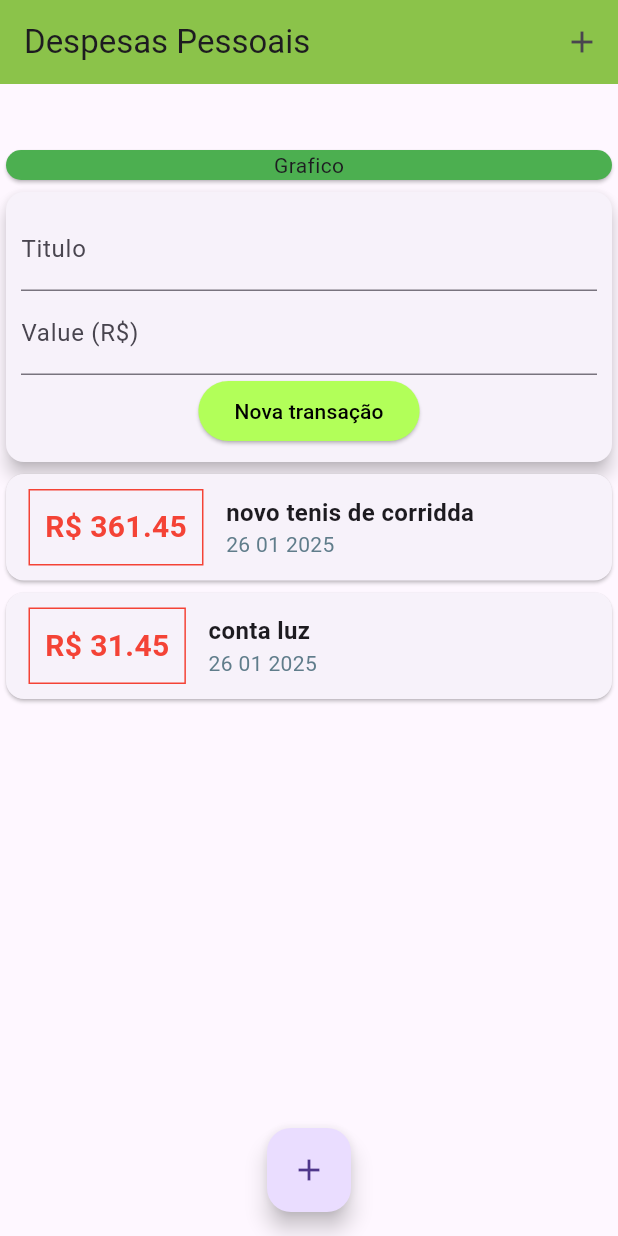
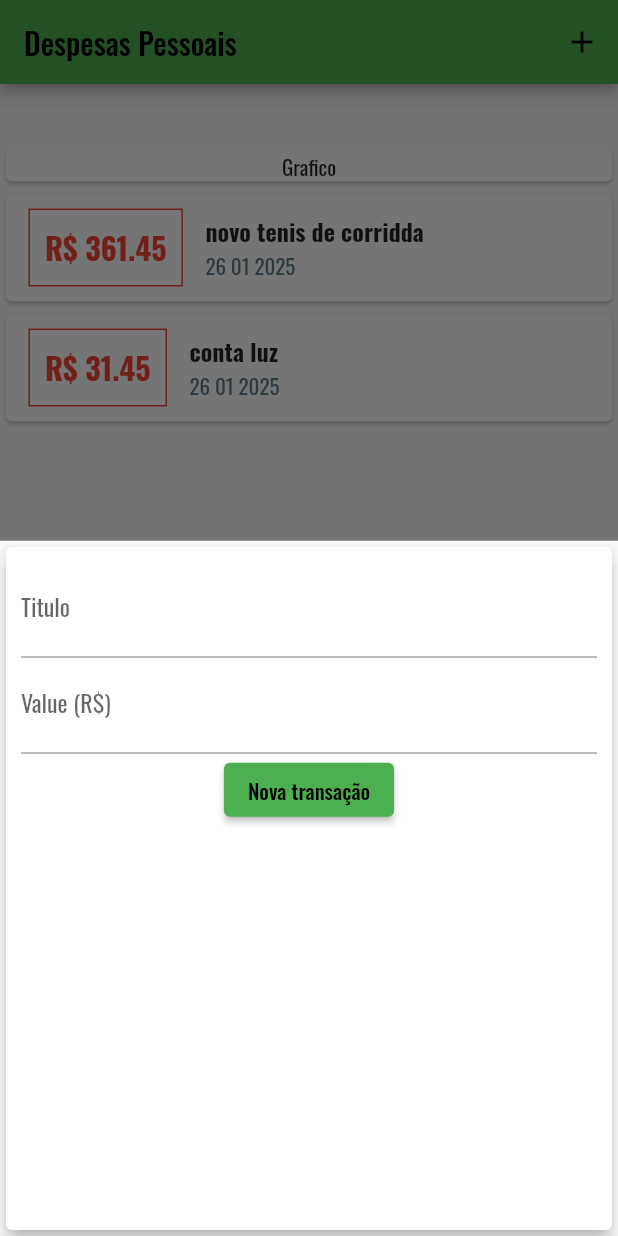
Before and after one commit to Agustin-L/App2_FlutterMobile, a Flutter app: the screen it shows after launch, after a tap on the "add" icon, on a phone screen of 412 x 824 dp. Run offline on Flutter 3.47's test engine with Material 3 defaults, Android fonts, the phone set to English and light mode, and no system bars.

Commit message:
Foi adicionada uma nova pasta incluir fontes

```diff
--- a/lib/componentes/titulos.dart
+++ b/lib/componentes/titulos.dart
@@ -2,14 +2,21 @@ import 'package:flutter/material.dart';
 
 
 
-class Titulos extends StatelessWidget {
-
-    final tituloControle = TextEditingController();
-    final valorControle = TextEditingController();
+class Titulos extends StatefulWidget {
 
   final void Function(String,double) transferindo;
 
   Titulos(this.transferindo);
+
+  @override
+  State<Titulos> createState() => _TitulosState();
+}
+
+class _TitulosState extends State<Titulos> {
+
+    final tituloControle = TextEditingController();
+
+    final valorControle = TextEditingController();
 
   @override
   Widget build(BuildContext context) {
@@ -39,13 +46,11 @@ class Titulos extends StatelessWidget {
                       onPressed:(){
                       final titulo = tituloControle.text;
                       final valor = double.tryParse(valorControle.text) ?? 0.0;
-                      transferindo(titulo,valor);
+                      widget.transferindo(titulo,valor);
 
                       },
                       child: Text('Nova transação', style: TextStyle(color: Colors.black),),
-                      style: ButtonStyle(
-                      backgroundColor:WidgetStatePropertyAll(Colors.lightGreenAccent),
-                 ),
+
                 ),
                ],
               ),
@@ -54,4 +59,4 @@ class Titulos extends StatelessWidget {
            ),
           );
          }
-        }
+}
--- a/lib/main.dart
+++ b/lib/main.dart
@@ -1,17 +1,35 @@
 
 import 'package:app2flutter/componentes/titulos.dart';
 import 'package:flutter/material.dart';
-
 import './componentes/lista_transacao.dart';
 import './modelos/transacao.dart';
 import 'dart:math';
 //a
 main() => runApp(AppGestao());
 
+
+
 class AppGestao extends StatelessWidget {
+
   @override
   Widget build(BuildContext context) {
-    return MaterialApp(home: MaterialApp(home: MyHome()));
+    return MaterialApp(
+      home: MyHome(),
+      theme: ThemeData(
+        fontFamily: 'Oswald',
+        useMaterial3: false,
+        appBarTheme: AppBarTheme(
+          backgroundColor: Colors.green,
+          foregroundColor: Colors.black,
+        ),
+        colorScheme: ColorScheme.fromSeed(
+          seedColor: Colors.lightGreen,
+          primary: Colors.green,
+          secondary: Colors.lightGreenAccent,
+
+        ),
+      ),
+    );
   }
 }
 
@@ -48,25 +66,28 @@ class _MyHomeState extends State<MyHome> {
           setState(() {
             transacao.add(novaTransacao);
           });
+          Navigator.of(context).pop();
+       }
+
+      _abrindoModal(BuildContext context){
+        showModalBottomSheet(
+          context: context,
+          builder: (_) {return Titulos(adicionarTransacao);}
+            );
+          }
 
 
-    showModalBottomSheet(
-      context: context,
-      builder: (_) {return Titulos(adicionarTransacao);}
-        );
-      }
 
 
   @override
   Widget build(BuildContext context) {
     return Scaffold(
       appBar: AppBar(
-        backgroundColor: Colors.lightGreen,
         title: Text('Despesas Pessoais'),
         actions: [
           IconButton(
              icon: Icon(Icons.add),
-              onPressed: () {}
+              onPressed: () => _abrindoModal(context),
 
         )
        ],
@@ -80,14 +101,14 @@ class _MyHomeState extends State<MyHome> {
             Padding(
               padding: const EdgeInsets.only(top: 40.0),
               child: Card(
-                color: Colors.green,
-                child: Center(child: Text("Grafico", style: TextStyle())),
+                child: Center(child: Text("Grafico", style: TextStyle())
+                ),
               ),
             ),
 
           Column(
           children: [
-          Titulos(adicionarTransacao),
+
           ListaTransacao(transacao),
           ],
          ),
@@ -97,7 +118,7 @@ class _MyHomeState extends State<MyHome> {
       ),
       floatingActionButton: FloatingActionButton(
         child: Icon(Icons.add),
-        onPressed: () {}
+        onPressed: () => _abrindoModal(context),
         ),
         floatingActionButtonLocation: FloatingActionButtonLocation.centerFloat,
       );
```
Also changed, not shown: pubspec.yaml (+17 -11 lines), assets/fonts/Oswald-Bold.ttf (added), assets/fonts/Oswald-ExtraLight.ttf (added), assets/fonts/Oswald-Light.ttf (added), assets/fonts/Oswald-Medium.ttf (added), assets/fonts/Oswald-Regular.ttf (added), assets/fonts/Oswald-SemiBold.ttf (added).
